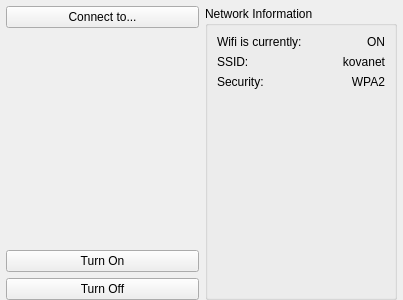
Old version of the form ui/NetworkSettingsWidget.ui in the repository kipr/botui.
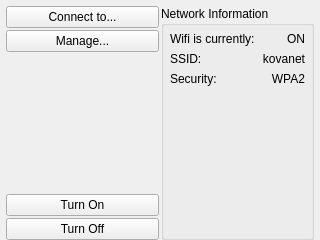
New version of the form. Icons and pictures are not drawn.

Commit message: Began work on new NetworkManager based network assistant

Diff of the .ui file:
```diff
--- a/ui/NetworkSettingsWidget.ui
+++ b/ui/NetworkSettingsWidget.ui
@@ -6,8 +6,8 @@
    <rect>
     <x>0</x>
     <y>0</y>
-    <width>403</width>
-    <height>300</height>
+    <width>320</width>
+    <height>240</height>
    </rect>
   </property>
   <property name="windowTitle">
@@ -28,6 +28,9 @@
    </property>
    <item>
     <layout class="QHBoxLayout" name="horizontalLayout">
+     <property name="spacing">
+      <number>2</number>
+     </property>
      <item>
       <layout class="QVBoxLayout" name="verticalLayout">
        <item>
@@ -37,7 +40,18 @@
          </property>
          <property name="icon">
           <iconset resource="../rc/icons.qrc">
-           <normaloff>:/icons/add.png</normaloff>:/icons/add.png</iconset>
+           <normaloff>:/icons/transmit_add.png</normaloff>:/icons/transmit_add.png</iconset>
+         </property>
+        </widget>
+       </item>
+       <item>
+        <widget class="QPushButton" name="pushButton">
+         <property name="text">
+          <string>Manage...</string>
+         </property>
+         <property name="icon">
+          <iconset resource="../rc/icons.qrc">
+           <normaloff>:/icons/transmit_edit.png</normaloff>:/icons/transmit_edit.png</iconset>
          </property>
         </widget>
        </item>
@@ -84,6 +98,9 @@
         <string>Network Information</string>
        </property>
        <layout class="QVBoxLayout" name="verticalLayout_2">
+        <property name="margin">
+         <number>6</number>
+        </property>
         <item>
          <layout class="QHBoxLayout" name="horizontalLayout_2">
           <item>
```
The commit also changes 18 other files.
